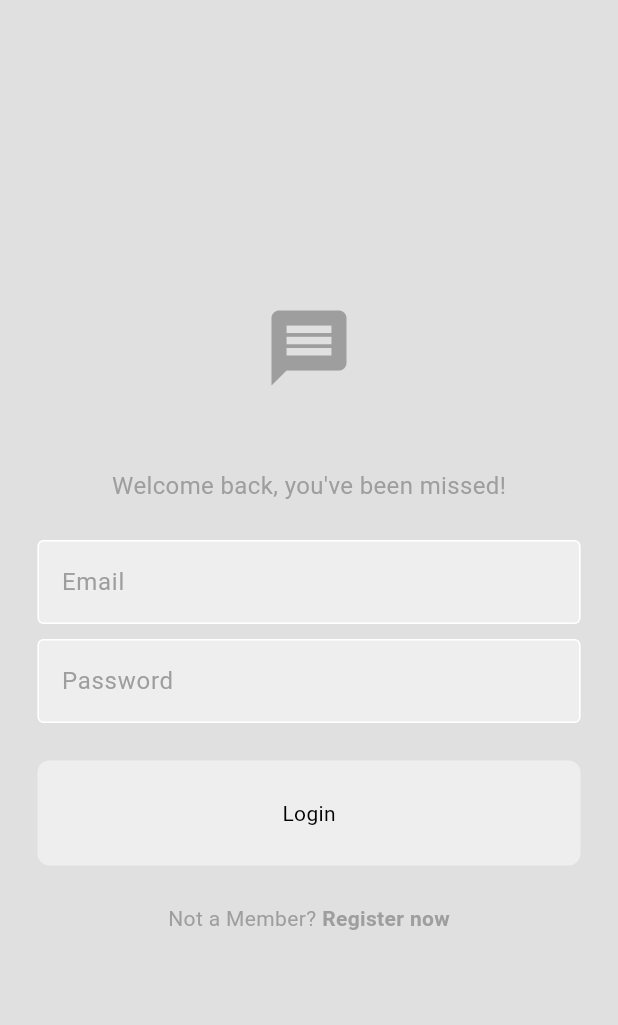
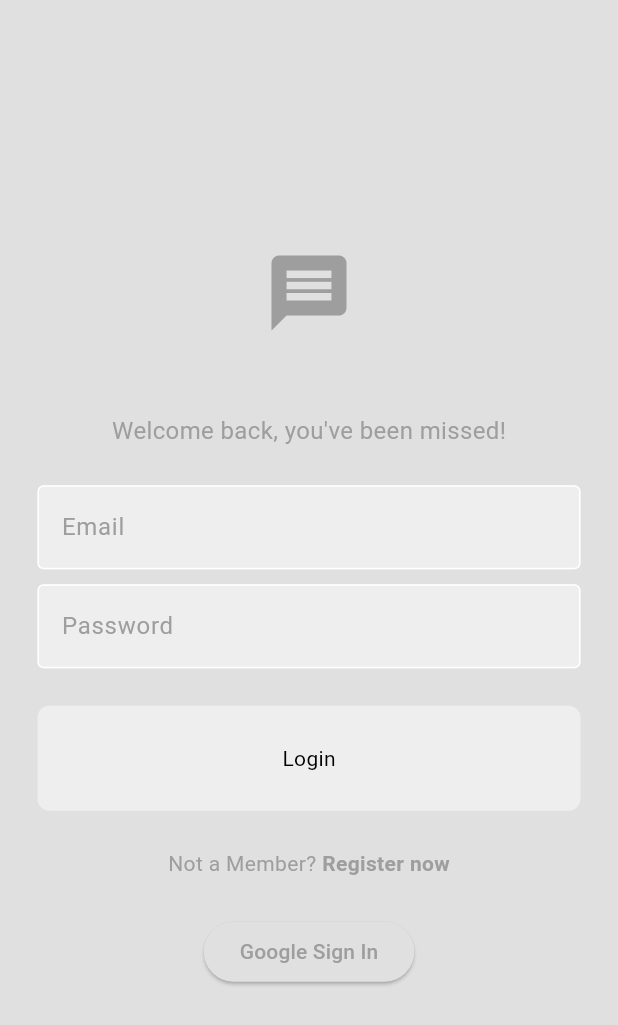
Before and after one commit to PrakharSinghG/chatapp, a Flutter app: the screen it shows after launch, on a phone screen of 412 x 824 dp. Shown: the top 1025 px of the screen. Run offline on Flutter 3.47's test engine with Material 3 defaults, Android fonts, the phone set to English and light mode, and no system bars; our stand-ins replace cloud_firestore, firebase_auth, firebase_core, google_sign_in; accounts and stored records are empty.

Commit message:
added google signin

```diff
--- a/lib/pages/login_page.dart
+++ b/lib/pages/login_page.dart
@@ -87,7 +87,12 @@ class LoginPage extends StatelessWidget {
                   ),
                 ),
               ],
-            )
+            ),
+            const SizedBox(height: 25),
+            ElevatedButton(
+              onPressed: AuthService().signInWithGoogle,
+              child: const Text('Google Sign In'),
+            ),
           ],
         ),
       ),
--- a/pubspec.yaml
+++ b/pubspec.yaml
@@ -39,6 +39,7 @@ dependencies:
   firebase_auth: ^5.1.2
   cloud_firestore: ^5.1.0
   provider: ^6.1.2
+  google_sign_in: ^6.2.1
 
 dev_dependencies:
   flutter_test:
```
Also changed, not shown: lib/services/auth/auth_service.dart (+17 -0 lines), lib/components/my_drawer.dart (line endings or trailing spaces), pubspec.lock, 1 other file.
